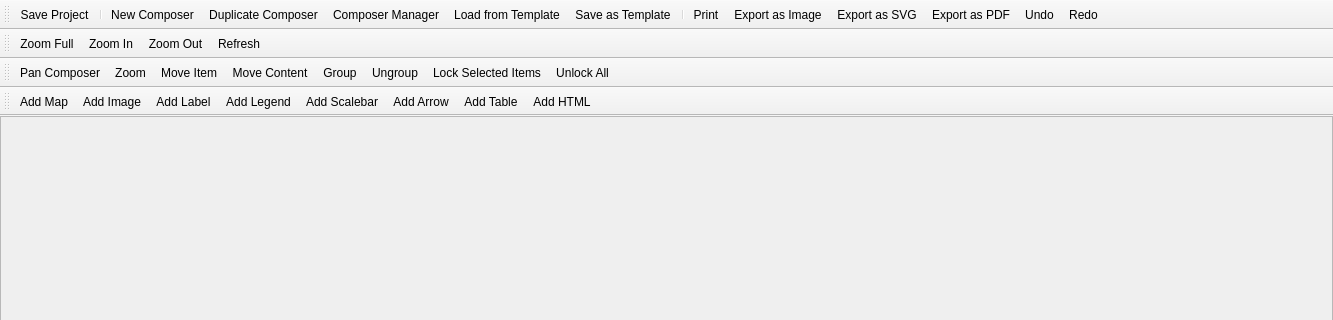
First picture: the form in src/ui/qgscomposerbase.ui, repository qgis/QGIS, before the edit; both pictures show x 0 to 1333 and y 0 to 320 of the 1333 by 609 pixel window.
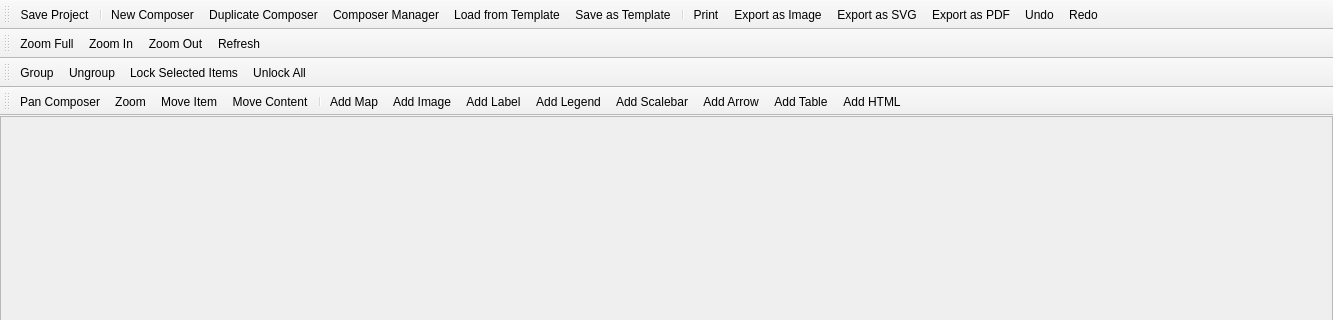
Second picture: the form after the edit. Icons and pictures are not drawn.

Commit message: Consolidate all composer tools/add item actions to same toolbar, make this toolbar display on left of compositions by default

What changed in the file:
```diff
--- a/src/ui/qgscomposerbase.ui
+++ b/src/ui/qgscomposerbase.ui
@@ -90,10 +90,6 @@
    <attribute name="toolBarBreak">
     <bool>true</bool>
    </attribute>
-   <addaction name="mActionPan"/>
-   <addaction name="mActionMouseZoom"/>
-   <addaction name="mActionSelectMoveItem"/>
-   <addaction name="mActionMoveItemContent"/>
    <addaction name="mActionGroupItems"/>
    <addaction name="mActionUngroupItems"/>
    <addaction name="mActionLockItems"/>
@@ -109,6 +105,11 @@
    <attribute name="toolBarBreak">
     <bool>true</bool>
    </attribute>
+   <addaction name="mActionPan"/>
+   <addaction name="mActionMouseZoom"/>
+   <addaction name="mActionSelectMoveItem"/>
+   <addaction name="mActionMoveItemContent"/>
+   <addaction name="separator"/>
    <addaction name="mActionAddNewMap"/>
    <addaction name="mActionAddImage"/>
    <addaction name="mActionAddNewLabel"/>
```
The commit also changes 1 other file.
